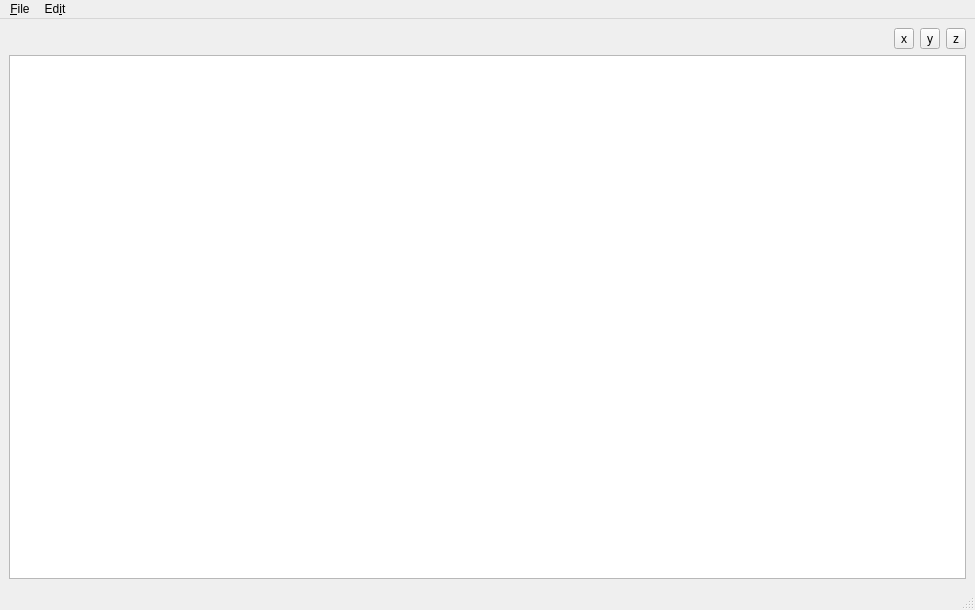
Before: the Qt Designer form pqt_main_window.ui in simonoxen/plastimatch, drawn with Qt 5.
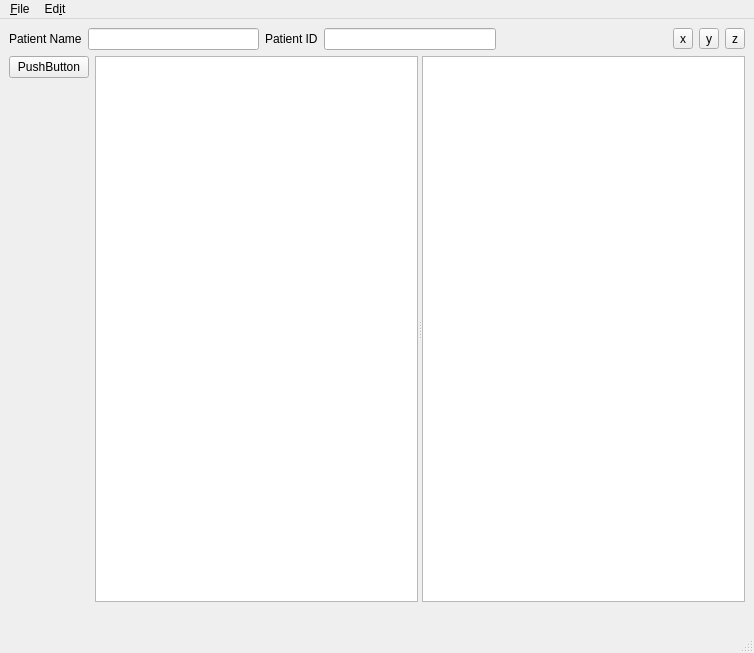
After: the same form once the commit is applied.

Commit message: Update gui main window

Diff of the .ui file:
```diff
--- a/pqt_main_window.ui
+++ b/pqt_main_window.ui
@@ -6,17 +6,37 @@
    <rect>
     <x>0</x>
     <y>0</y>
-    <width>975</width>
-    <height>610</height>
+    <width>754</width>
+    <height>653</height>
    </rect>
   </property>
   <property name="windowTitle">
    <string>MainWindow</string>
   </property>
   <widget class="QWidget" name="centralwidget">
-   <layout class="QVBoxLayout" name="verticalLayout">
+   <layout class="QVBoxLayout" name="verticalLayout_3">
     <item>
-     <layout class="QHBoxLayout" name="horizontalLayout">
+     <layout class="QHBoxLayout" name="horizontalLayout_2">
+      <item>
+       <widget class="QLabel" name="label">
+        <property name="text">
+         <string>Patient Name</string>
+        </property>
+       </widget>
+      </item>
+      <item>
+       <widget class="QLineEdit" name="lineEdit"/>
+      </item>
+      <item>
+       <widget class="QLabel" name="label_2">
+        <property name="text">
+         <string>Patient ID</string>
+        </property>
+       </widget>
+      </item>
+      <item>
+       <widget class="QLineEdit" name="lineEdit_2"/>
+      </item>
       <item>
        <spacer name="horizontalSpacer_2">
         <property name="orientation">
@@ -54,7 +74,87 @@
      </layout>
     </item>
     <item>
-     <widget class="QTableView" name="tableView"/>
+     <layout class="QHBoxLayout" name="horizontalLayout_3">
+      <item>
+       <layout class="QVBoxLayout" name="verticalLayout">
+        <item>
+         <widget class="QPushButton" name="pushButton">
+          <property name="text">
+           <string>PushButton</string>
+          </property>
+         </widget>
+        </item>
+        <item>
+         <spacer name="verticalSpacer">
+          <property name="orientation">
+           <enum>Qt::Vertical</enum>
+          </property>
+          <property name="sizeHint" stdset="0">
+           <size>
+            <width>20</width>
+            <height>40</height>
+           </size>
+          </property>
+         </spacer>
+        </item>
+       </layout>
+      </item>
+      <item>
+       <layout class="QVBoxLayout" name="verticalLayout_2">
+        <item>
+         <widget class="QSplitter" name="splitter">
+          <property name="orientation">
+           <enum>Qt::Horizontal</enum>
+          </property>
+          <widget class="QTreeView" name="treeView"/>
+          <widget class="QTableView" name="tableView">
+           <property name="selectionBehavior">
+            <enum>QAbstractItemView::SelectRows</enum>
+           </property>
+           <property name="sortingEnabled">
+            <bool>true</bool>
+           </property>
+           <attribute name="horizontalHeaderVisible">
+            <bool>true</bool>
+           </attribute>
+           <attribute name="horizontalHeaderShowSortIndicator" stdset="0">
+            <bool>true</bool>
+           </attribute>
+           <attribute name="horizontalHeaderStretchLastSection">
+            <bool>true</bool>
+           </attribute>
+           <attribute name="verticalHeaderVisible">
+            <bool>false</bool>
+           </attribute>
+           <attribute name="horizontalHeaderStretchLastSection">
+            <bool>true</bool>
+           </attribute>
+           <attribute name="horizontalHeaderVisible">
+            <bool>true</bool>
+           </attribute>
+          </widget>
+         </widget>
+        </item>
+       </layout>
+      </item>
+     </layout>
+    </item>
+    <item>
+     <layout class="QHBoxLayout" name="horizontalLayout">
+      <item>
+       <spacer name="horizontalSpacer_3">
+        <property name="orientation">
+         <enum>Qt::Horizontal</enum>
+        </property>
+        <property name="sizeHint" stdset="0">
+         <size>
+          <width>40</width>
+          <height>20</height>
+         </size>
+        </property>
+       </spacer>
+      </item>
+     </layout>
     </item>
    </layout>
   </widget>
@@ -63,7 +163,7 @@
     <rect>
      <x>0</x>
      <y>0</y>
-     <width>975</width>
+     <width>754</width>
      <height>27</height>
     </rect>
    </property>
```
Left out of the diff: 2 changed lines with no effect on the pictures.
